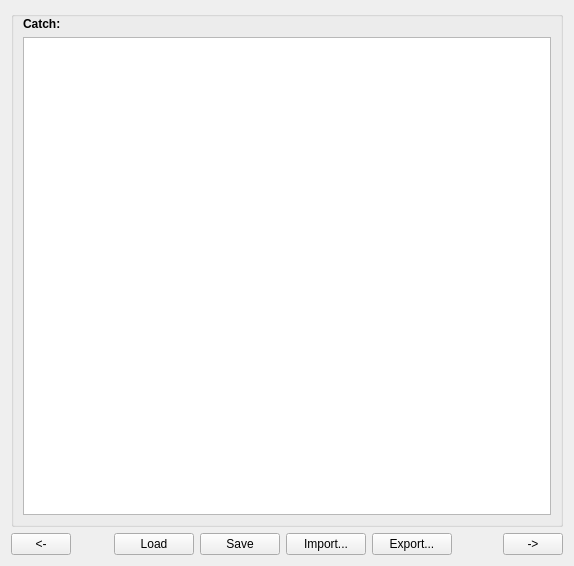
Above: MSSPM_Main/forms/Estimation/Estimation_Tab02.ui from nmfs-fish-tools/MSSPM before the change. Below: the same form after it.
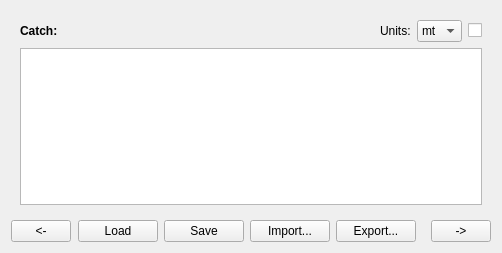
That is the form after the change.

Patch:
```diff
--- a/MSSPM_Main/forms/Estimation/Estimation_Tab02.ui
+++ b/MSSPM_Main/forms/Estimation/Estimation_Tab02.ui
@@ -6,38 +6,151 @@
    <rect>
     <x>0</x>
     <y>0</y>
-    <width>574</width>
-    <height>566</height>
+    <width>502</width>
+    <height>253</height>
    </rect>
   </property>
   <property name="windowTitle">
    <string>Form</string>
   </property>
-  <layout class="QVBoxLayout" name="verticalLayout">
+  <layout class="QVBoxLayout" name="verticalLayout_2">
    <item>
-    <widget class="QGroupBox" name="Estimation_Tab2_HarvestGB">
-     <property name="font">
-      <font>
-       <weight>75</weight>
-       <bold>true</bold>
-      </font>
-     </property>
-     <property name="title">
-      <string/>
-     </property>
-     <layout class="QVBoxLayout" name="verticalLayout_6">
-      <property name="topMargin">
-       <number>0</number>
-      </property>
-      <property name="bottomMargin">
-       <number>9</number>
-      </property>
+    <widget class="QWidget" name="Estimation_Tab2_ObservedDataW" native="true">
+     <layout class="QVBoxLayout" name="verticalLayout">
       <item>
-       <widget class="QLabel" name="Estimation_Tab2_HarvestLBL">
-        <property name="text">
-         <string>Catch:</string>
-        </property>
-       </widget>
+       <layout class="QHBoxLayout" name="horizontalLayout">
+        <item>
+         <widget class="QLabel" name="Estimation_Tab2_HarvestLBL">
+          <property name="font">
+           <font>
+            <weight>75</weight>
+            <bold>true</bold>
+           </font>
+          </property>
+          <property name="text">
+           <string>Catch:</string>
+          </property>
+         </widget>
+        </item>
+        <item>
+         <spacer name="horizontalSpacer_2">
+          <property name="orientation">
+           <enum>Qt::Horizontal</enum>
+          </property>
+          <property name="sizeHint" stdset="0">
+           <size>
+            <width>40</width>
+            <height>1</height>
+           </size>
+          </property>
+         </spacer>
+        </item>
+        <item>
+         <widget class="QLabel" name="label">
+          <property name="sizePolicy">
+           <sizepolicy hsizetype="Fixed" vsizetype="Fixed">
+            <horstretch>0</horstretch>
+            <verstretch>0</verstretch>
+           </sizepolicy>
+          </property>
+          <property name="font">
+           <font>
+            <weight>50</weight>
+            <bold>false</bold>
+           </font>
+          </property>
+          <property name="whatsThis">
+           <string>&lt;html&gt;&lt;head/&gt;&lt;body&gt;&lt;p align=&quot;center&quot;&gt;&lt;span style=&quot; font-weight:600;&quot;&gt;Catch Units&lt;/span&gt;&lt;/p&gt;&lt;p&gt;The user may enter data in one of the following formats: &lt;/p&gt;&lt;ul style=&quot;margin-top: 0px; margin-bottom: 0px; margin-left: 0px; margin-right: 0px; -qt-list-indent: 1;&quot;&gt;&lt;li style=&quot; margin-top:12px; margin-bottom:0px; margin-left:0px; margin-right:0px; -qt-block-indent:0; text-indent:0px;&quot;&gt;lbs (pounds) &lt;/li&gt;&lt;li style=&quot; margin-top:0px; margin-bottom:0px; margin-left:0px; margin-right:0px; -qt-block-indent:0; text-indent:0px;&quot;&gt;kg (kilograms) &lt;/li&gt;&lt;li style=&quot; margin-top:0px; margin-bottom:12px; margin-left:0px; margin-right:0px; -qt-block-indent:0; text-indent:0px;&quot;&gt;mt (metric tons)&lt;/li&gt;&lt;/ul&gt;&lt;/body&gt;&lt;/html&gt;</string>
+          </property>
+          <property name="text">
+           <string>Units:</string>
+          </property>
+         </widget>
+        </item>
+        <item>
+         <widget class="QComboBox" name="Estimation_Tab2_UnitsCMB">
+          <property name="sizePolicy">
+           <sizepolicy hsizetype="Fixed" vsizetype="Fixed">
+            <horstretch>0</horstretch>
+            <verstretch>0</verstretch>
+           </sizepolicy>
+          </property>
+          <property name="minimumSize">
+           <size>
+            <width>45</width>
+            <height>0</height>
+           </size>
+          </property>
+          <property name="maximumSize">
+           <size>
+            <width>45</width>
+            <height>16777215</height>
+           </size>
+          </property>
+          <property name="font">
+           <font>
+            <weight>50</weight>
+            <bold>false</bold>
+           </font>
+          </property>
+          <property name="toolTip">
+           <string>Units for table below</string>
+          </property>
+          <property name="statusTip">
+           <string>Units for table below</string>
+          </property>
+          <property name="whatsThis">
+           <string>&lt;html&gt;&lt;head/&gt;&lt;body&gt;&lt;p align=&quot;center&quot;&gt;&lt;span style=&quot; font-weight:600;&quot;&gt;Catch Units&lt;/span&gt;&lt;/p&gt;&lt;p&gt;The user may enter data in one of the following formats: &lt;/p&gt;&lt;ul style=&quot;margin-top: 0px; margin-bottom: 0px; margin-left: 0px; margin-right: 0px; -qt-list-indent: 1;&quot;&gt;&lt;li style=&quot; margin-top:12px; margin-bottom:0px; margin-left:0px; margin-right:0px; -qt-block-indent:0; text-indent:0px;&quot;&gt;lbs (pounds) &lt;/li&gt;&lt;li style=&quot; margin-top:0px; margin-bottom:0px; margin-left:0px; margin-right:0px; -qt-block-indent:0; text-indent:0px;&quot;&gt;kg (kilograms) &lt;/li&gt;&lt;li style=&quot; margin-top:0px; margin-bottom:12px; margin-left:0px; margin-right:0px; -qt-block-indent:0; text-indent:0px;&quot;&gt;mt (metric tons)&lt;/li&gt;&lt;/ul&gt;&lt;/body&gt;&lt;/html&gt;</string>
+          </property>
+          <property name="currentIndex">
+           <number>2</number>
+          </property>
+          <item>
+           <property name="text">
+            <string>lbs</string>
+           </property>
+          </item>
+          <item>
+           <property name="text">
+            <string>kg</string>
+           </property>
+          </item>
+          <item>
+           <property name="text">
+            <string>mt</string>
+           </property>
+          </item>
+         </widget>
+        </item>
+        <item>
+         <widget class="QCheckBox" name="Estimation_Tab2_ConvertCB">
+          <property name="sizePolicy">
+           <sizepolicy hsizetype="Fixed" vsizetype="Fixed">
+            <horstretch>0</horstretch>
+            <verstretch>0</verstretch>
+           </sizepolicy>
+          </property>
+          <property name="font">
+           <font>
+            <weight>50</weight>
+            <bold>false</bold>
+           </font>
+          </property>
+          <property name="toolTip">
+           <string>Convert data when checked</string>
+          </property>
+          <property name="statusTip">
+           <string>Convert data when checked</string>
+          </property>
+          <property name="whatsThis">
+           <string>&lt;html&gt;&lt;head/&gt;&lt;body&gt;&lt;p align=&quot;center&quot;&gt;&lt;span style=&quot; font-weight:600;&quot;&gt;Convert Checkbox&lt;/span&gt;&lt;/p&gt;&lt;p&gt;If this box is checked, then when the user changes the units pulldown, the data below will be converted. &lt;/p&gt;&lt;p&gt;If this box is not checked, then the units pulldown may be changed with no conversion applied to the data.&lt;/p&gt;&lt;/body&gt;&lt;/html&gt;</string>
+          </property>
+          <property name="text">
+           <string/>
+          </property>
+         </widget>
+        </item>
+       </layout>
       </item>
       <item>
        <widget class="QTableView" name="Estimation_Tab2_HarvestTV">
```
